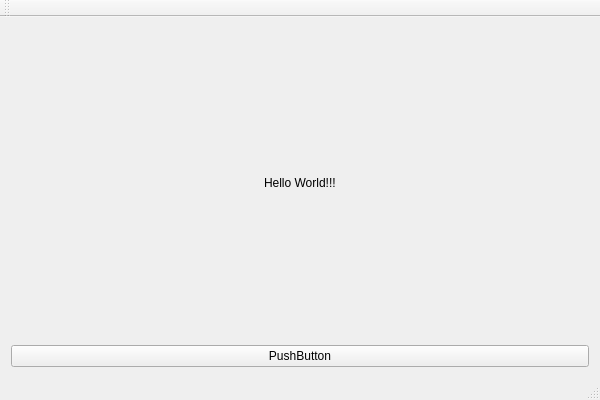
Qt form RTOS_Elevator/RTOS_Elevator.ui (wmokrogulski/SOCR_Winda) before a commit.
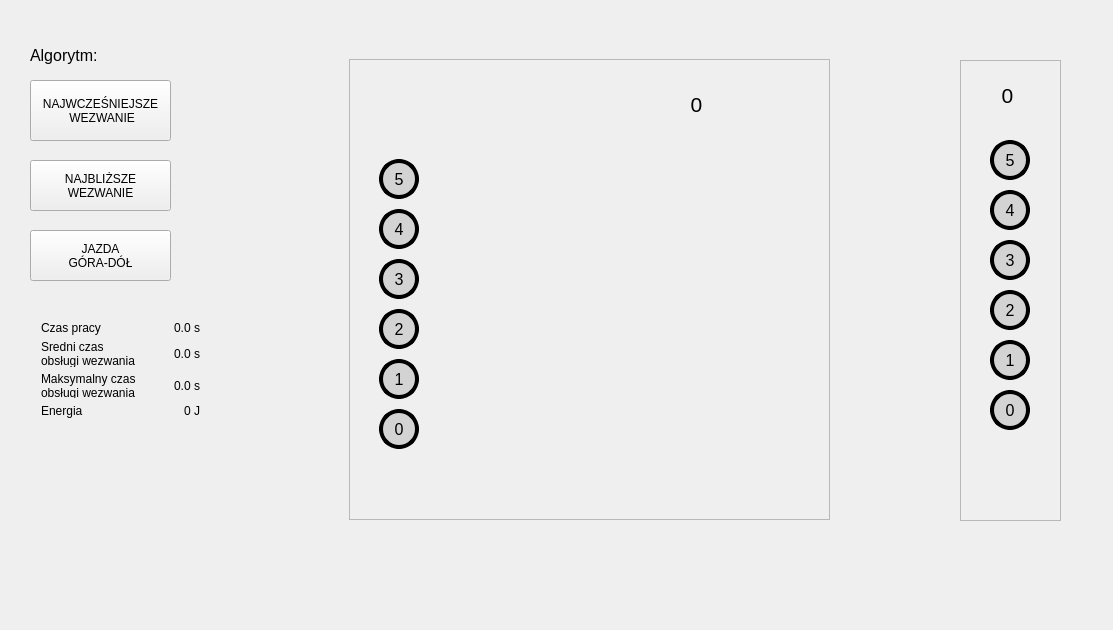
The same form after that commit. Icons and pictures are not drawn.

```diff
--- a/RTOS_Elevator/RTOS_Elevator.ui
+++ b/RTOS_Elevator/RTOS_Elevator.ui
@@ -6,50 +6,548 @@
    <rect>
     <x>0</x>
     <y>0</y>
-    <width>600</width>
-    <height>400</height>
+    <width>1113</width>
+    <height>630</height>
    </rect>
   </property>
   <property name="windowTitle">
    <string>RTOS_Elevator</string>
   </property>
+  <property name="autoFillBackground">
+   <bool>false</bool>
+  </property>
   <widget class="QWidget" name="centralWidget">
-   <layout class="QGridLayout" name="gridLayout">
-    <item row="0" column="0" alignment="Qt::AlignHCenter|Qt::AlignVCenter">
-     <widget class="QLabel" name="label">
-      <property name="text">
-       <string>Hello World!!!</string>
-      </property>
-     </widget>
-    </item>
-    <item row="1" column="0">
-     <widget class="QPushButton" name="pushButton">
-      <property name="text">
-       <string>PushButton</string>
-      </property>
-     </widget>
-    </item>
-   </layout>
+   <widget class="QLabel" name="label">
+    <property name="geometry">
+     <rect>
+      <x>30</x>
+      <y>40</y>
+      <width>101</width>
+      <height>31</height>
+     </rect>
+    </property>
+    <property name="font">
+     <font>
+      <pointsize>12</pointsize>
+     </font>
+    </property>
+    <property name="text">
+     <string>Algorytm:</string>
+    </property>
+   </widget>
+   <widget class="QPushButton" name="pushButton">
+    <property name="geometry">
+     <rect>
+      <x>30</x>
+      <y>80</y>
+      <width>141</width>
+      <height>61</height>
+     </rect>
+    </property>
+    <property name="text">
+     <string>NAJWCZEŚNIEJSZE 
+ WEZWANIE</string>
+    </property>
+   </widget>
+   <widget class="QPushButton" name="pushButton_2">
+    <property name="geometry">
+     <rect>
+      <x>30</x>
+      <y>160</y>
+      <width>141</width>
+      <height>51</height>
+     </rect>
+    </property>
+    <property name="text">
+     <string>NAJBLIŻSZE
+WEZWANIE</string>
+    </property>
+   </widget>
+   <widget class="QPushButton" name="pushButton_3">
+    <property name="geometry">
+     <rect>
+      <x>30</x>
+      <y>230</y>
+      <width>141</width>
+      <height>51</height>
+     </rect>
+    </property>
+    <property name="text">
+     <string>JAZDA
+GÓRA-DÓŁ</string>
+    </property>
+   </widget>
+   <widget class="QFrame" name="frame">
+    <property name="geometry">
+     <rect>
+      <x>960</x>
+      <y>60</y>
+      <width>101</width>
+      <height>461</height>
+     </rect>
+    </property>
+    <property name="frameShape">
+     <enum>QFrame::StyledPanel</enum>
+    </property>
+    <property name="frameShadow">
+     <enum>QFrame::Raised</enum>
+    </property>
+    <widget class="QLabel" name="label_5">
+     <property name="geometry">
+      <rect>
+       <x>20</x>
+       <y>20</y>
+       <width>55</width>
+       <height>31</height>
+      </rect>
+     </property>
+     <property name="font">
+      <font>
+       <pointsize>16</pointsize>
+      </font>
+     </property>
+     <property name="text">
+      <string>0</string>
+     </property>
+     <property name="alignment">
+      <set>Qt::AlignCenter</set>
+     </property>
+    </widget>
+    <widget class="QPushButton" name="pushButton_15">
+     <property name="geometry">
+      <rect>
+       <x>30</x>
+       <y>80</y>
+       <width>40</width>
+       <height>40</height>
+      </rect>
+     </property>
+     <property name="font">
+      <font>
+       <pointsize>12</pointsize>
+      </font>
+     </property>
+     <property name="styleSheet">
+      <string notr="true">border: 4px solid black;
+background-color:lightgray;
+border-radius:20px;</string>
+     </property>
+     <property name="text">
+      <string>5</string>
+     </property>
+    </widget>
+    <widget class="QPushButton" name="pushButton_20">
+     <property name="geometry">
+      <rect>
+       <x>30</x>
+       <y>280</y>
+       <width>40</width>
+       <height>40</height>
+      </rect>
+     </property>
+     <property name="font">
+      <font>
+       <pointsize>12</pointsize>
+      </font>
+     </property>
+     <property name="styleSheet">
+      <string notr="true">border: 4px solid black;
+background-color:lightgray;
+border-radius:20px;</string>
+     </property>
+     <property name="text">
+      <string>1</string>
+     </property>
+    </widget>
+    <widget class="QPushButton" name="pushButton_21">
+     <property name="geometry">
+      <rect>
+       <x>30</x>
+       <y>180</y>
+       <width>40</width>
+       <height>40</height>
+      </rect>
+     </property>
+     <property name="font">
+      <font>
+       <pointsize>12</pointsize>
+      </font>
+     </property>
+     <property name="styleSheet">
+      <string notr="true">border: 4px solid black;
+background-color:lightgray;
+border-radius:20px;</string>
+     </property>
+     <property name="text">
+      <string>3</string>
+     </property>
+    </widget>
+    <widget class="QPushButton" name="pushButton_22">
+     <property name="geometry">
+      <rect>
+       <x>30</x>
+       <y>130</y>
+       <width>40</width>
+       <height>40</height>
+      </rect>
+     </property>
+     <property name="font">
+      <font>
+       <pointsize>12</pointsize>
+      </font>
+     </property>
+     <property name="styleSheet">
+      <string notr="true">border: 4px solid black;
+background-color:lightgray;
+border-radius:20px;</string>
+     </property>
+     <property name="text">
+      <string>4</string>
+     </property>
+    </widget>
+    <widget class="QPushButton" name="pushButton_23">
+     <property name="geometry">
+      <rect>
+       <x>30</x>
+       <y>230</y>
+       <width>40</width>
+       <height>40</height>
+      </rect>
+     </property>
+     <property name="font">
+      <font>
+       <pointsize>12</pointsize>
+      </font>
+     </property>
+     <property name="styleSheet">
+      <string notr="true">border: 4px solid black;
+background-color:lightgray;
+border-radius:20px;</string>
+     </property>
+     <property name="text">
+      <string>2</string>
+     </property>
+    </widget>
+    <widget class="QPushButton" name="pushButton_24">
+     <property name="geometry">
+      <rect>
+       <x>30</x>
+       <y>330</y>
+       <width>40</width>
+       <height>40</height>
+      </rect>
+     </property>
+     <property name="font">
+      <font>
+       <pointsize>12</pointsize>
+      </font>
+     </property>
+     <property name="styleSheet">
+      <string notr="true">border: 4px solid black;
+background-color:lightgray;
+border-radius:20px;</string>
+     </property>
+     <property name="text">
+      <string>0</string>
+     </property>
+    </widget>
+   </widget>
+   <widget class="QFrame" name="frame_2">
+    <property name="geometry">
+     <rect>
+      <x>349</x>
+      <y>59</y>
+      <width>481</width>
+      <height>461</height>
+     </rect>
+    </property>
+    <property name="frameShape">
+     <enum>QFrame::StyledPanel</enum>
+    </property>
+    <property name="frameShadow">
+     <enum>QFrame::Raised</enum>
+    </property>
+    <widget class="QPushButton" name="pushButton_13">
+     <property name="geometry">
+      <rect>
+       <x>30</x>
+       <y>100</y>
+       <width>40</width>
+       <height>40</height>
+      </rect>
+     </property>
+     <property name="font">
+      <font>
+       <pointsize>12</pointsize>
+      </font>
+     </property>
+     <property name="styleSheet">
+      <string notr="true">border: 4px solid black;
+background-color:lightgray;
+border-radius:20px;</string>
+     </property>
+     <property name="text">
+      <string>5</string>
+     </property>
+    </widget>
+    <widget class="QLabel" name="label_6">
+     <property name="geometry">
+      <rect>
+       <x>320</x>
+       <y>30</y>
+       <width>55</width>
+       <height>31</height>
+      </rect>
+     </property>
+     <property name="font">
+      <font>
+       <pointsize>16</pointsize>
+      </font>
+     </property>
+     <property name="text">
+      <string>0</string>
+     </property>
+     <property name="alignment">
+      <set>Qt::AlignCenter</set>
+     </property>
+    </widget>
+    <widget class="QPushButton" name="pushButton_14">
+     <property name="geometry">
+      <rect>
+       <x>30</x>
+       <y>150</y>
+       <width>40</width>
+       <height>40</height>
+      </rect>
+     </property>
+     <property name="font">
+      <font>
+       <pointsize>12</pointsize>
+      </font>
+     </property>
+     <property name="styleSheet">
+      <string notr="true">border: 4px solid black;
+background-color:lightgray;
+border-radius:20px;</string>
+     </property>
+     <property name="text">
+      <string>4</string>
+     </property>
+    </widget>
+    <widget class="QPushButton" name="pushButton_16">
+     <property name="geometry">
+      <rect>
+       <x>30</x>
+       <y>200</y>
+       <width>40</width>
+       <height>40</height>
+      </rect>
+     </property>
+     <property name="font">
+      <font>
+       <pointsize>12</pointsize>
+      </font>
+     </property>
+     <property name="styleSheet">
+      <string notr="true">border: 4px solid black;
+background-color:lightgray;
+border-radius:20px;</string>
+     </property>
+     <property name="text">
+      <string>3</string>
+     </property>
+    </widget>
+    <widget class="QPushButton" name="pushButton_17">
+     <property name="geometry">
+      <rect>
+       <x>30</x>
+       <y>250</y>
+       <width>40</width>
+       <height>40</height>
+      </rect>
+     </property>
+     <property name="font">
+      <font>
+       <pointsize>12</pointsize>
+      </font>
+     </property>
+     <property name="styleSheet">
+      <string notr="true">border: 4px solid black;
+background-color:lightgray;
+border-radius:20px;</string>
+     </property>
+     <property name="text">
+      <string>2</string>
+     </property>
+    </widget>
+    <widget class="QPushButton" name="pushButton_18">
+     <property name="geometry">
+      <rect>
+       <x>30</x>
+       <y>300</y>
+       <width>40</width>
+       <height>40</height>
+      </rect>
+     </property>
+     <property name="font">
+      <font>
+       <pointsize>12</pointsize>
+      </font>
+     </property>
+     <property name="styleSheet">
+      <string notr="true">border: 4px solid black;
+background-color:lightgray;
+border-radius:20px;</string>
+     </property>
+     <property name="text">
+      <string>1</string>
+     </property>
+    </widget>
+    <widget class="QPushButton" name="pushButton_19">
+     <property name="geometry">
+      <rect>
+       <x>30</x>
+       <y>350</y>
+       <width>40</width>
+       <height>40</height>
+      </rect>
+     </property>
+     <property name="font">
+      <font>
+       <pointsize>12</pointsize>
+      </font>
+     </property>
+     <property name="styleSheet">
+      <string notr="true">border: 4px solid black;
+background-color:lightgray;
+border-radius:20px;</string>
+     </property>
+     <property name="text">
+      <string>0</string>
+     </property>
+    </widget>
+    <widget class="QLabel" name="label_12">
+     <property name="geometry">
+      <rect>
+       <x>140</x>
+       <y>90</y>
+       <width>261</width>
+       <height>331</height>
+      </rect>
+     </property>
+     <property name="text">
+      <string/>
+     </property>
+     <property name="pixmap">
+      <pixmap resource="RTOS_Elevator.qrc">:/RTOS_Elevator/elevator.png</pixmap>
+     </property>
+     <property name="scaledContents">
+      <bool>true</bool>
+     </property>
+    </widget>
+    <widget class="QLabel" name="label_13">
+     <property name="geometry">
+      <rect>
+       <x>210</x>
+       <y>20</y>
+       <width>61</width>
+       <height>51</height>
+      </rect>
+     </property>
+     <property name="text">
+      <string/>
+     </property>
+     <property name="pixmap">
+      <pixmap resource="RTOS_Elevator.qrc">:/RTOS_Elevator/arrow.png</pixmap>
+     </property>
+     <property name="scaledContents">
+      <bool>true</bool>
+     </property>
+    </widget>
+   </widget>
+   <widget class="QWidget" name="formLayoutWidget">
+    <property name="geometry">
+     <rect>
+      <x>30</x>
+      <y>310</y>
+      <width>181</width>
+      <height>119</height>
+     </rect>
+    </property>
+    <layout class="QFormLayout" name="formLayout">
+     <item row="0" column="0">
+      <widget class="QLabel" name="label_2">
+       <property name="text">
+        <string>Czas pracy</string>
+       </property>
+      </widget>
+     </item>
+     <item row="0" column="1">
+      <widget class="QLabel" name="label_3">
+       <property name="text">
+        <string>0.0 s</string>
+       </property>
+       <property name="alignment">
+        <set>Qt::AlignRight|Qt::AlignTrailing|Qt::AlignVCenter</set>
+       </property>
+      </widget>
+     </item>
+     <item row="1" column="0">
+      <widget class="QLabel" name="label_4">
+       <property name="text">
+        <string>Średni czas
+obsługi wezwania</string>
+       </property>
+      </widget>
+     </item>
+     <item row="1" column="1">
+      <widget class="QLabel" name="label_7">
+       <property name="text">
+        <string>0.0 s</string>
+       </property>
+       <property name="alignment">
+        <set>Qt::AlignRight|Qt::AlignTrailing|Qt::AlignVCenter</set>
+       </property>
+      </widget>
+     </item>
+     <item row="2" column="0">
+      <widget class="QLabel" name="label_8">
+       <property name="text">
+        <string>Maksymalny czas
+obsługi wezwania</string>
+       </property>
+      </widget>
+     </item>
+     <item row="2" column="1">
+      <widget class="QLabel" name="label_9">
+       <property name="text">
+        <string>0.0 s</string>
+       </property>
+       <property name="alignment">
+        <set>Qt::AlignRight|Qt::AlignTrailing|Qt::AlignVCenter</set>
+       </property>
+      </widget>
+     </item>
+     <item row="3" column="0">
+      <widget class="QLabel" name="label_10">
+       <property name="text">
+        <string>Energia</string>
+       </property>
+      </widget>
+     </item>
+     <item row="3" column="1">
+      <widget class="QLabel" name="label_11">
+       <property name="text">
+        <string>0 J</string>
+       </property>
+       <property name="alignment">
+        <set>Qt::AlignRight|Qt::AlignTrailing|Qt::AlignVCenter</set>
+       </property>
+      </widget>
+     </item>
+    </layout>
+   </widget>
   </widget>
-  <widget class="QMenuBar" name="menuBar">
-   <property name="geometry">
-    <rect>
-     <x>0</x>
-     <y>0</y>
-     <width>600</width>
-     <height>26</height>
-    </rect>
-   </property>
-  </widget>
-  <widget class="QToolBar" name="mainToolBar">
-   <attribute name="toolBarArea">
-    <enum>TopToolBarArea</enum>
-   </attribute>
-   <attribute name="toolBarBreak">
-    <bool>false</bool>
-   </attribute>
-  </widget>
-  <widget class="QStatusBar" name="statusBar"/>
  </widget>
  <layoutdefault spacing="6" margin="11"/>
  <resources>
```
